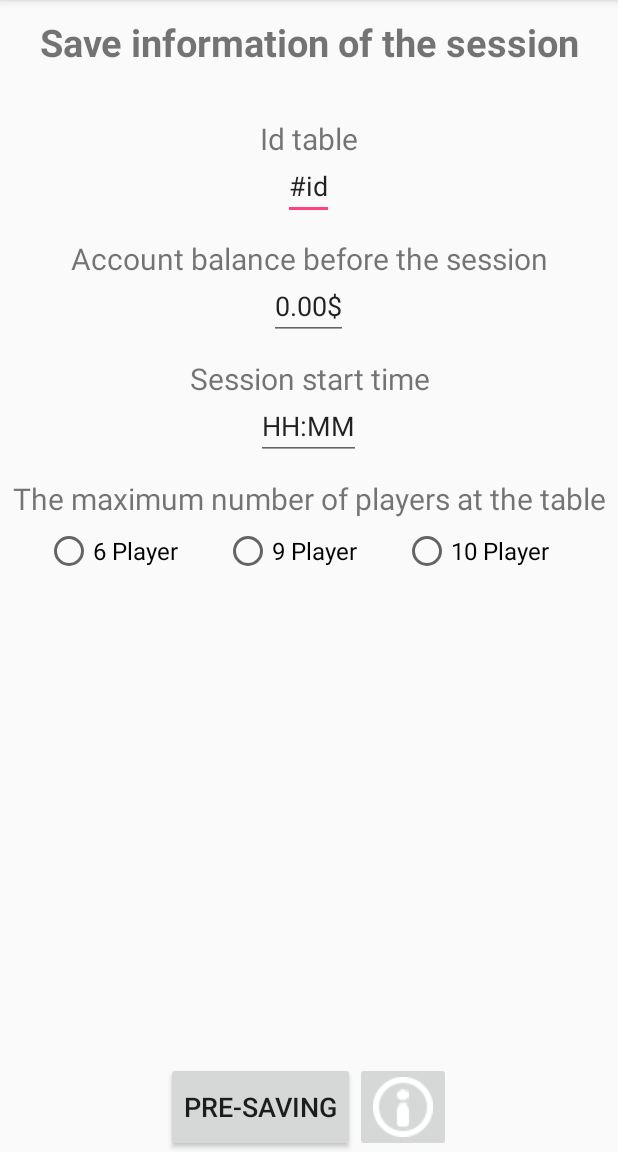
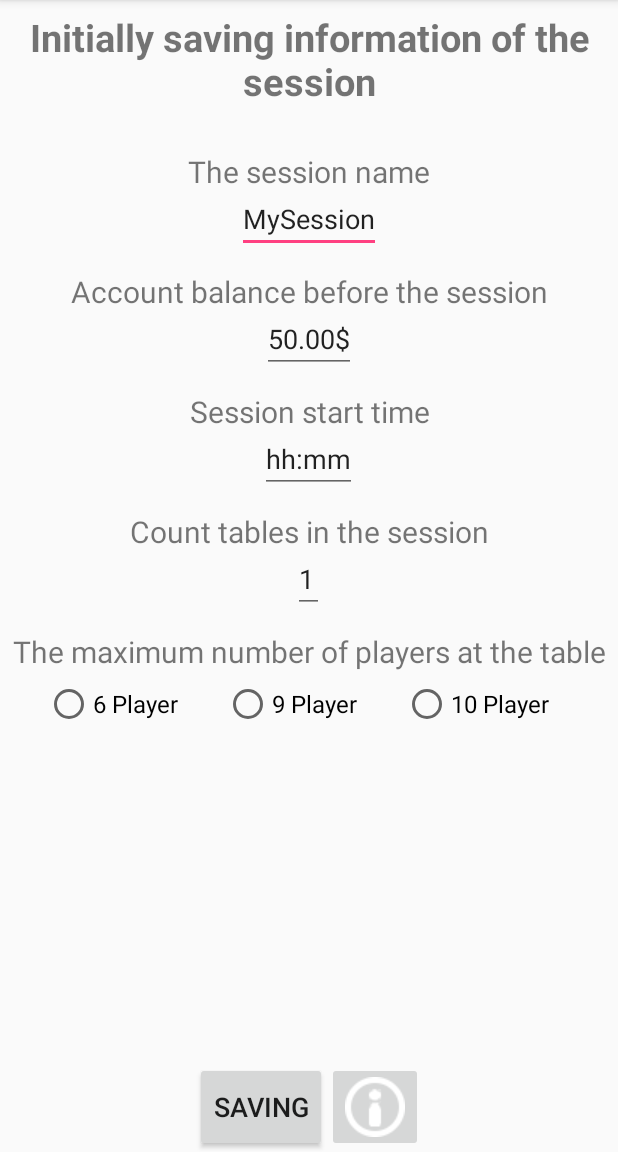
Before and after one commit to SebastianJavaGame/Poker-statistic, an Android app: the SaveDataBefore screen opened directly, with no data from a screen before it, on a phone screen of 412 x 824 dp, the part 84-1236 px from its top. Run offline under Robolectric (Android 15) with nearby library versions, the phone set to English and light mode, and no system bars.

Commit message:
Complete building saving before activity

```diff
--- a/app/src/main/AndroidManifest.xml
+++ b/app/src/main/AndroidManifest.xml
@@ -18,7 +18,7 @@
         </activity>
 
         <activity
-            android:name=".Activities.SaveData"
+            android:name=".Activities.SaveDataBefore"
             android:parentActivityName=".Activities.MainMenu">
 
             <meta-data android:name="android.support.PARENT_ACTIVITY"
--- a/app/src/main/java/com/sebastian/scislak/pokerstatistics/Activities/MainMenu.java
+++ b/app/src/main/java/com/sebastian/scislak/pokerstatistics/Activities/MainMenu.java
@@ -7,6 +7,7 @@ import android.view.View;
 import android.widget.Toast;
 
 import com.sebastian.scislak.pokerstatistics.R;
+import com.sebastian.scislak.pokerstatistics.ScriptsClass.SharedPreferenceManager;
 
 public class MainMenu extends AppCompatActivity {
 
@@ -17,7 +18,10 @@ public class MainMenu extends AppCompatActivity {
     }
 
     public void OpenWriteStatistics(View view) {
-        startActivity(new Intent(this, SaveData.class));
+        if(new SharedPreferenceManager(this).getTableName().equals(""))
+            startActivity(new Intent(this, SaveDataBefore.class));
+        else
+            startActivity(new Intent(this, SaveDataAfter.class));
     }
 
     public void OpenShowStatistics(View view) {
--- a/app/src/main/java/com/sebastian/scislak/pokerstatistics/Activities/SaveData.java
+++ b/app/src/main/java/com/sebastian/scislak/pokerstatistics/Activities/SaveDataBefore.java
@@ -1,13 +1,9 @@
 package com.sebastian.scislak.pokerstatistics.Activities;
 
 import android.app.Dialog;
-import android.app.DialogFragment;
 import android.app.TimePickerDialog;
-import android.content.Context;
 import android.os.Bundle;
 import android.support.v7.app.AppCompatActivity;
-import android.text.Editable;
-import android.text.TextWatcher;
 import android.view.View;
 import android.widget.EditText;
 import android.widget.TimePicker;
@@ -20,35 +16,45 @@ import com.sebastian.scislak.pokerstatistics.ScriptsClass.SharedPreferenceManage
  * Created by User on 2018-01-21.
  */
 
-public class SaveData extends AppCompatActivity{
+public class SaveDataBefore extends AppCompatActivity{
     private float accountBalance;
     private int countMinutes;
     private int seatAtTheTable;
-    private String idTable;
+    private int countTables;
+    private String sessionName;
 
     private int hours;
     private int minute;
 
     private EditText accountBalanceEdit;
     private EditText timeEdit;
+    private EditText tableNumber;
+    private EditText countTablesEdit;
 
     @Override
     protected void onCreate(Bundle savedInstanceState) {
         super.onCreate(savedInstanceState);
-        setContentView(R.layout.activity_save_data);
+        setContentView(R.layout.activity_save_data_before);
+        countTables = 1;
+        seatAtTheTable = 9;
+        sessionName = "MySession";
+        accountBalance = 50.00f;
         init();
     }
 
     private void init(){
         accountBalanceEdit = findViewById(R.id.balance_before);
         timeEdit = findViewById(R.id.time_before);
+        tableNumber = findViewById(R.id.id_table);
+        countTablesEdit = findViewById(R.id.count_tables);
 
         accountBalanceEdit.setOnFocusChangeListener(new View.OnFocusChangeListener() {
             @Override
             public void onFocusChange(View v, boolean hasFocus) {
-                if (!hasFocus) {
+                if (!hasFocus && !accountBalanceEdit.getText().toString().equals("")) {
                     accountBalance = Float.valueOf(accountBalanceEdit.getText().toString());
-                    accountBalanceEdit.setText(accountBalance + "$");
+                    String aroundNumber = String.format("%, .2f", accountBalance);
+                    accountBalanceEdit.setText(aroundNumber + "$");
                 }else
                     accountBalanceEdit.setText("");
             }
@@ -60,12 +66,30 @@ public class SaveData extends AppCompatActivity{
                 showDialog(0);
             }
         });
+
+        tableNumber.setOnFocusChangeListener(new View.OnFocusChangeListener() {
+            @Override
+            public void onFocusChange(View view, boolean hasFocus) {
+                if(!hasFocus){
+                    sessionName = tableNumber.getText().toString();
+                }
+            }
+        });
+
+        countTablesEdit.setOnFocusChangeListener(new View.OnFocusChangeListener() {
+            @Override
+            public void onFocusChange(View view, boolean hasFocused) {
+                if(!hasFocused){
+                    countTables = Integer.decode(countTablesEdit.getText().toString());
+                }
+            }
+        });
     }
 
     @Override
     protected Dialog onCreateDialog(int id) {
         if(id == 0)
-            return new TimePickerDialog(SaveData.this, timePickerListener, hours, minute, true);
+            return new TimePickerDialog(SaveDataBefore.this, timePickerListener, hours, minute, true);
         return null;
     }
 
@@ -76,7 +100,7 @@ public class SaveData extends AppCompatActivity{
             minute = i1;
             countMinutes = hours *60 + minute;
             timeEdit.setText(hours + ":" + minute);
-            Toast.makeText(SaveData.this, "Last the session: " + countMinutes, Toast.LENGTH_SHORT).show();
+            Toast.makeText(SaveDataBefore.this, "Length of the session: " + countMinutes + " minutes", Toast.LENGTH_SHORT).show();
         }
     };
 
@@ -96,11 +120,24 @@ public class SaveData extends AppCompatActivity{
         }
     }
 
+    public boolean checkToFieldsIsEmpty(){
+        if(accountBalanceEdit.getText().equals("") || timeEdit.getText().equals("") || countTables < 1)
+            return true;
+        else
+            return false;
+    }
+
     public void PreSavingInfo(View view) {
+        Toast.makeText(this, "Fill in the fields before starting a session", Toast.LENGTH_LONG).show();
     }
 
     public void PreSaving(View view) {
-        SharedPreferenceManager preferenceManager = new SharedPreferenceManager(SaveData.this);
-        preferenceManager.AddTable(idTable, accountBalance, countMinutes, seatAtTheTable);
+        if(!checkToFieldsIsEmpty()) {
+            if(sessionName.length() < 5)
+                Toast.makeText(this, "Name or ID tournament is too short. Min 5 chars", Toast.LENGTH_LONG).show();
+            else {
+                new SharedPreferenceManager(SaveDataBefore.this).AddTable(sessionName, accountBalance, countMinutes, seatAtTheTable, countTables);
+            }
+        }
     }
 }
--- a/app/src/main/res/layout/activity_save_data.xml
+++ b/app/src/main/res/layout/activity_save_data_before.xml
@@ -3,7 +3,7 @@
     xmlns:tools="http://schemas.android.com/tools"
     android:layout_width="match_parent"
     android:layout_height="match_parent"
-    tools:context="com.sebastian.scislak.pokerstatistics.Activities.SaveData"
+    tools:context="com.sebastian.scislak.pokerstatistics.Activities.SaveDataBefore"
     android:orientation="vertical"
     android:weightSum="15">
 
@@ -42,7 +42,7 @@
                 android:layout_height="wrap_content"
                 android:paddingTop="5dp"
                 android:layout_gravity="center"
-                android:text="#id"
+                android:text="@string/activity_save_data_default_0"
                 android:inputType="number"/>
 
             <TextView
@@ -59,7 +59,7 @@
                 android:layout_height="wrap_content"
                 android:paddingTop="5dp"
                 android:layout_gravity="center"
-                android:text="0.00$"
+                android:text="@string/activity_save_data_default_1"
                 android:inputType="numberDecimal"/>
 
             <TextView
@@ -76,8 +76,25 @@
                 android:layout_height="wrap_content"
                 android:paddingTop="5dp"
                 android:layout_gravity="center"
-                android:text="HH:MM"
+                android:text="@string/activity_save_data_default_2"
                 android:inputType="datetime"/>
+
+            <TextView
+                android:layout_width="match_parent"
+                android:layout_height="wrap_content"
+                android:text="@string/activity_save_data_option_3"
+                android:textSize="20dp"
+                android:gravity="center"
+                android:paddingTop="12dp"/>
+
+            <EditText
+                android:id="@+id/count_tables"
+                android:layout_width="wrap_content"
+                android:layout_height="wrap_content"
+                android:paddingTop="5dp"
+                android:layout_gravity="center"
+                android:text="@string/activity_save_data_default_3"
+                android:inputType="number"/>
 
             <TextView
                 android:layout_width="match_parent"
@@ -102,7 +119,8 @@
                     android:text="6 Player"
                     android:layout_weight="1"
                     android:textSize="16dp"
-                    android:onClick="CountPlayers"/>
+                    android:onClick="CountPlayers"
+                    android:focusedByDefault="false"/>
 
                 <RadioButton
                     android:id="@+id/nineSeat"
@@ -111,7 +129,8 @@
                     android:text="9 Player"
                     android:layout_weight="1"
                     android:textSize="16dp"
-                    android:onClick="CountPlayers"/>
+                    android:onClick="CountPlayers"
+                    android:focusedByDefault="true"/>
 
                 <RadioButton
                     android:id="@+id/tenSeat"
@@ -120,7 +139,8 @@
                     android:text="10 Player"
                     android:layout_weight="1"
                     android:textSize="16dp"
-                    android:onClick="CountPlayers"/>
+                    android:onClick="CountPlayers"
+                    android:focusedByDefault="false"/>
             </RadioGroup>
 
         </LinearLayout>
--- a/app/src/main/res/values/strings.xml
+++ b/app/src/main/res/values/strings.xml
@@ -1,13 +1,33 @@
 <resources>
+    //Application
+
     <string name="app_name">Poker statistics</string>
+
+    //Main menu
+
     <string name="menu_first_option">Enter data</string>
     <string name="menu_second_option">Shows statistics</string>
     <string name="menu_third_option">Poker tips</string>
     <string name="menu_fourth_option">Exit</string>
-    <string name="header_activity_save_data">Save information of the session</string>
-    <string name="button_activity_save_data">Pre-saving</string>
-    <string name="activity_save_id_table">Id table</string>
+
+    //Before
+
+    <string name="header_activity_save_data">Initially saving information of the session</string>
+    <string name="button_activity_save_data">Saving</string>
+    <string name="activity_save_id_table">The session name</string>
+
     <string name="activity_save_data_option_0">Account balance before the session</string>
     <string name="activity_save_data_option_1">Session start time</string>
     <string name="activity_save_data_option_2">The maximum number of players at the table</string>
+    <string name="activity_save_data_option_3">Count tables in the session</string>
+
+    <string name="activity_save_data_default_0">MySession</string>
+    <string name="activity_save_data_default_1">50.00$</string>
+    <string name="activity_save_data_default_2">hh:mm</string>
+    <string name="activity_save_data_default_3">1</string>
+
+    //After
+
+    <string name="header_activity_save_data_after">Complete saving information of the session</string>
+    <string name="button_activity_save_data_after">Saving</string>
 </resources>
```
Also changed, not shown: app/src/main/java/com/sebastian/scislak/pokerstatistics/Activities/SaveDataAfter.java (added, +23 -0 lines), app/src/main/java/com/sebastian/scislak/pokerstatistics/ScriptsClass/SharedPreferenceManager.java (+51 -27 lines), app/src/main/res/layout/activity_save_data_after.xml (added, +164 -0 lines).
